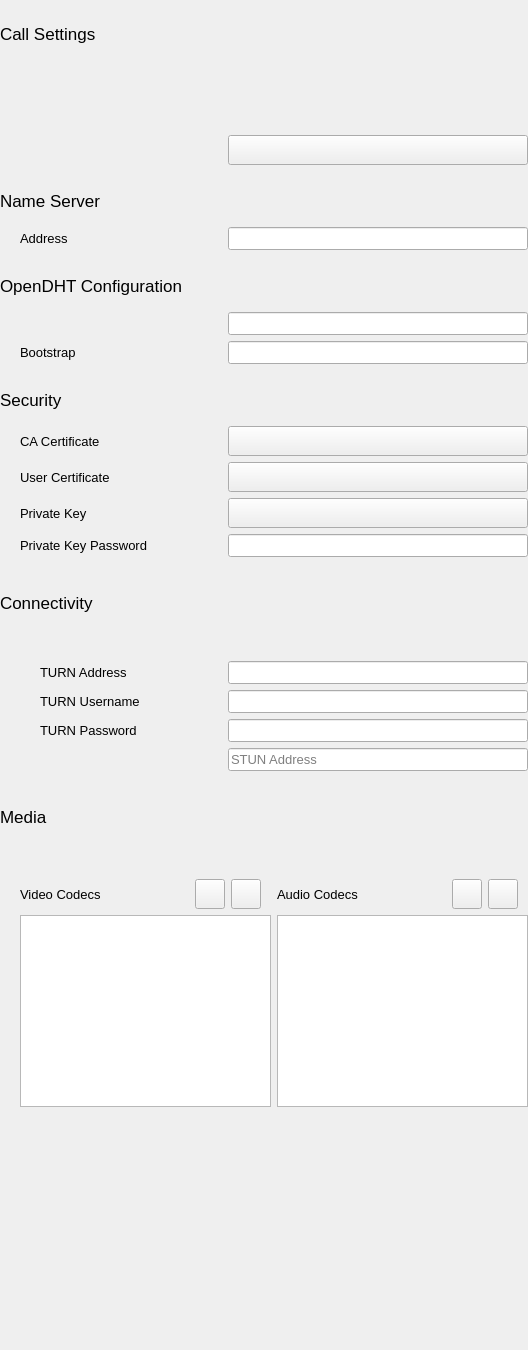
The window that src/advancedsettingswidget.ui (savoirfairelinux/jami-client-windows) describes before a commit, drawn with Qt 5.
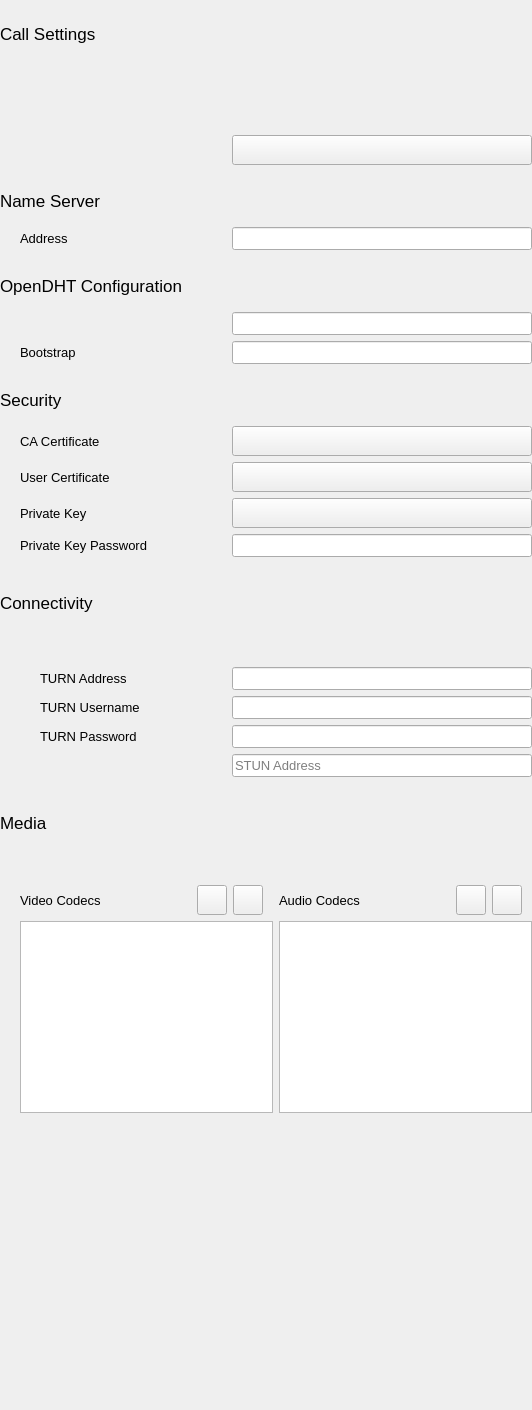
The same window after the commit. Icons and pictures are not drawn. Custom widgets are drawn as their Qt base class.

Commit message: peer discovery: add toggle swtich to enable auto connect                 on local network

Patch:
```diff
--- a/src/advancedsettingswidget.ui
+++ b/src/advancedsettingswidget.ui
@@ -6,8 +6,8 @@
    <rect>
     <x>0</x>
     <y>0</y>
-    <width>528</width>
-    <height>1350</height>
+    <width>532</width>
+    <height>1410</height>
    </rect>
   </property>
   <property name="windowTitle">
@@ -796,32 +796,19 @@
          <property name="leftMargin">
           <number>0</number>
          </property>
+         <item row="2" column="0">
+          <widget class="ToggleSwitch" name="checkBoxTurnEnable" native="true">
+           <property name="font">
+            <font>
+             <pointsize>10</pointsize>
+            </font>
+           </property>
+           <property name="text" stdset="0">
+            <string>Use TURN</string>
+           </property>
+          </widget>
+         </item>
          <item row="3" column="2">
-          <widget class="QLineEdit" name="lineEditTurnUsername">
-           <property name="font">
-            <font>
-             <pointsize>10</pointsize>
-            </font>
-           </property>
-          </widget>
-         </item>
-         <item row="0" column="1">
-          <spacer name="horizontalSpacer_5">
-           <property name="orientation">
-            <enum>Qt::Horizontal</enum>
-           </property>
-           <property name="sizeType">
-            <enum>QSizePolicy::MinimumExpanding</enum>
-           </property>
-           <property name="sizeHint" stdset="0">
-            <size>
-             <width>40</width>
-             <height>20</height>
-            </size>
-           </property>
-          </spacer>
-         </item>
-         <item row="2" column="2">
           <widget class="QLineEdit" name="lineEditTurnAddress">
            <property name="sizePolicy">
             <sizepolicy hsizetype="Fixed" vsizetype="Fixed">
@@ -845,99 +832,16 @@
            </property>
           </widget>
          </item>
-         <item row="5" column="2">
-          <widget class="QLineEdit" name="lineEditSTUNAddress">
-           <property name="font">
-            <font>
-             <pointsize>10</pointsize>
-            </font>
-           </property>
-           <property name="placeholderText">
-            <string>STUN Address</string>
-           </property>
-          </widget>
-         </item>
-         <item row="5" column="0">
-          <widget class="ToggleSwitch" name="checkBoxSTUNEnable" native="true">
-           <property name="font">
-            <font>
-             <pointsize>10</pointsize>
-            </font>
-           </property>
-           <property name="text" stdset="0">
-            <string>Use STUN</string>
-           </property>
-          </widget>
-         </item>
          <item row="4" column="2">
-          <widget class="QLineEdit" name="lineEditTurnPassword">
+          <widget class="QLineEdit" name="lineEditTurnUsername">
            <property name="font">
             <font>
              <pointsize>10</pointsize>
             </font>
-           </property>
-           <property name="echoMode">
-            <enum>QLineEdit::PasswordEchoOnEdit</enum>
-           </property>
-          </widget>
-         </item>
-         <item row="0" column="0">
-          <widget class="ToggleSwitch" name="checkBoxUPnP" native="true">
-           <property name="font">
-            <font>
-             <pointsize>10</pointsize>
-            </font>
-           </property>
-           <property name="text" stdset="0">
-            <string>Use UPnP</string>
-           </property>
-          </widget>
-         </item>
-         <item row="1" column="0">
-          <widget class="ToggleSwitch" name="checkBoxTurnEnable" native="true">
-           <property name="font">
-            <font>
-             <pointsize>10</pointsize>
-            </font>
-           </property>
-           <property name="text" stdset="0">
-            <string>Use TURN</string>
            </property>
           </widget>
          </item>
          <item row="4" column="0">
-          <layout class="QHBoxLayout" name="horizontalLayout_16">
-           <item>
-            <spacer name="horizontalSpacer">
-             <property name="orientation">
-              <enum>Qt::Horizontal</enum>
-             </property>
-             <property name="sizeType">
-              <enum>QSizePolicy::Fixed</enum>
-             </property>
-             <property name="sizeHint" stdset="0">
-              <size>
-               <width>20</width>
-               <height>20</height>
-              </size>
-             </property>
-            </spacer>
-           </item>
-           <item>
-            <widget class="QLabel" name="label_7">
-             <property name="font">
-              <font>
-               <pointsize>10</pointsize>
-              </font>
-             </property>
-             <property name="text">
-              <string>TURN Password</string>
-             </property>
-            </widget>
-           </item>
-          </layout>
-         </item>
-         <item row="3" column="0">
           <layout class="QHBoxLayout" name="horizontalLayout_17">
            <item>
             <spacer name="horizontalSpacer_4">
@@ -969,7 +873,7 @@
            </item>
           </layout>
          </item>
-         <item row="2" column="0">
+         <item row="3" column="0">
           <layout class="QHBoxLayout" name="horizontalLayout_18">
            <item>
             <spacer name="horizontalSpacer_6">
@@ -1001,6 +905,114 @@
            </item>
           </layout>
          </item>
+         <item row="1" column="0">
+          <widget class="ToggleSwitch" name="checkBoxUPnP" native="true">
+           <property name="font">
+            <font>
+             <pointsize>10</pointsize>
+            </font>
+           </property>
+           <property name="text" stdset="0">
+            <string>Use UPnP</string>
+           </property>
+          </widget>
+         </item>
+         <item row="6" column="2">
+          <widget class="QLineEdit" name="lineEditSTUNAddress">
+           <property name="font">
+            <font>
+             <pointsize>10</pointsize>
+            </font>
+           </property>
+           <property name="placeholderText">
+            <string>STUN Address</string>
+           </property>
+          </widget>
+         </item>
+         <item row="6" column="0">
+          <widget class="ToggleSwitch" name="checkBoxSTUNEnable" native="true">
+           <property name="font">
+            <font>
+             <pointsize>10</pointsize>
+            </font>
+           </property>
+           <property name="text" stdset="0">
+            <string>Use STUN</string>
+           </property>
+          </widget>
+         </item>
+         <item row="5" column="0">
+          <layout class="QHBoxLayout" name="horizontalLayout_16">
+           <item>
+            <spacer name="horizontalSpacer">
+             <property name="orientation">
+              <enum>Qt::Horizontal</enum>
+             </property>
+             <property name="sizeType">
+              <enum>QSizePolicy::Fixed</enum>
+             </property>
+             <property name="sizeHint" stdset="0">
+              <size>
+               <width>20</width>
+               <height>20</height>
+              </size>
+             </property>
+            </spacer>
+           </item>
+           <item>
+            <widget class="QLabel" name="label_7">
+             <property name="font">
+              <font>
+               <pointsize>10</pointsize>
+              </font>
+             </property>
+             <property name="text">
+              <string>TURN Password</string>
+             </property>
+            </widget>
+           </item>
+          </layout>
+         </item>
+         <item row="5" column="2">
+          <widget class="QLineEdit" name="lineEditTurnPassword">
+           <property name="font">
+            <font>
+             <pointsize>10</pointsize>
+            </font>
+           </property>
+           <property name="echoMode">
+            <enum>QLineEdit::PasswordEchoOnEdit</enum>
+           </property>
+          </widget>
+         </item>
+         <item row="1" column="1">
+          <spacer name="horizontalSpacer_5">
+           <property name="orientation">
+            <enum>Qt::Horizontal</enum>
+           </property>
+           <property name="sizeType">
+            <enum>QSizePolicy::MinimumExpanding</enum>
+           </property>
+           <property name="sizeHint" stdset="0">
+            <size>
+             <width>40</width>
+             <height>20</height>
+            </size>
+           </property>
+          </spacer>
+         </item>
+         <item row="0" column="0">
+          <widget class="ToggleSwitch" name="checkAutoConnectOnLocalNetwork" native="true">
+           <property name="font">
+            <font>
+             <pointsize>10</pointsize>
+            </font>
+           </property>
+           <property name="text" stdset="0">
+            <string>Auto Connect On Local Network</string>
+           </property>
+          </widget>
+         </item>
         </layout>
        </item>
       </layout>
```
The commit also changes 2 other files.
